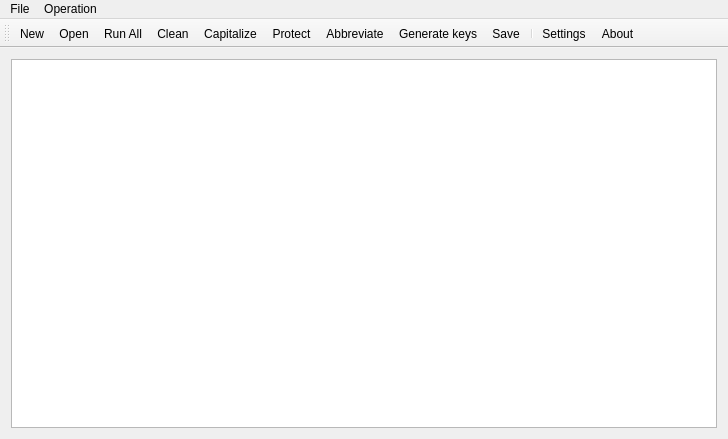
Old version of the form MainWindow.ui in the repository congchenutd/bibfixer.
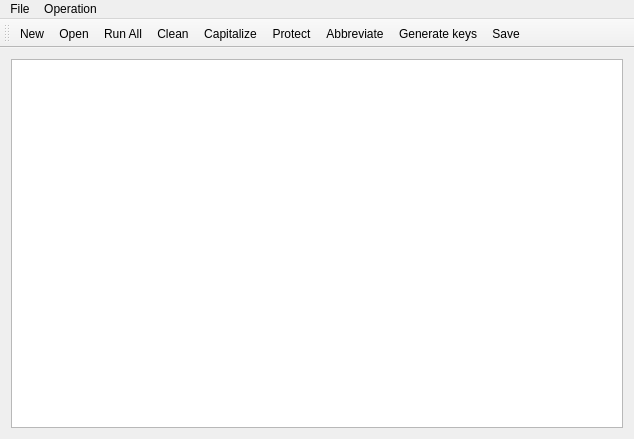
New version of the form. Icons and pictures are not drawn. Custom widgets are drawn as their Qt base class.

What changed in the file:
```diff
--- a/MainWindow.ui
+++ b/MainWindow.ui
@@ -6,7 +6,7 @@
    <rect>
     <x>0</x>
     <y>0</y>
-    <width>728</width>
+    <width>634</width>
     <height>439</height>
    </rect>
   </property>
@@ -29,8 +29,8 @@
     <rect>
      <x>0</x>
      <y>0</y>
-     <width>728</width>
-     <height>22</height>
+     <width>634</width>
+     <height>26</height>
     </rect>
    </property>
    <widget class="QMenu" name="menuFile">
@@ -74,9 +74,6 @@
    <addaction name="actionAbbreviate"/>
    <addaction name="actionGenerateKeys"/>
    <addaction name="actionSave"/>
-   <addaction name="separator"/>
-   <addaction name="actionSettings"/>
-   <addaction name="actionAbout"/>
   </widget>
   <action name="actionCapitalize">
    <property name="icon">
```
Left out of the diff: 12 changed lines with no effect on the pictures.
